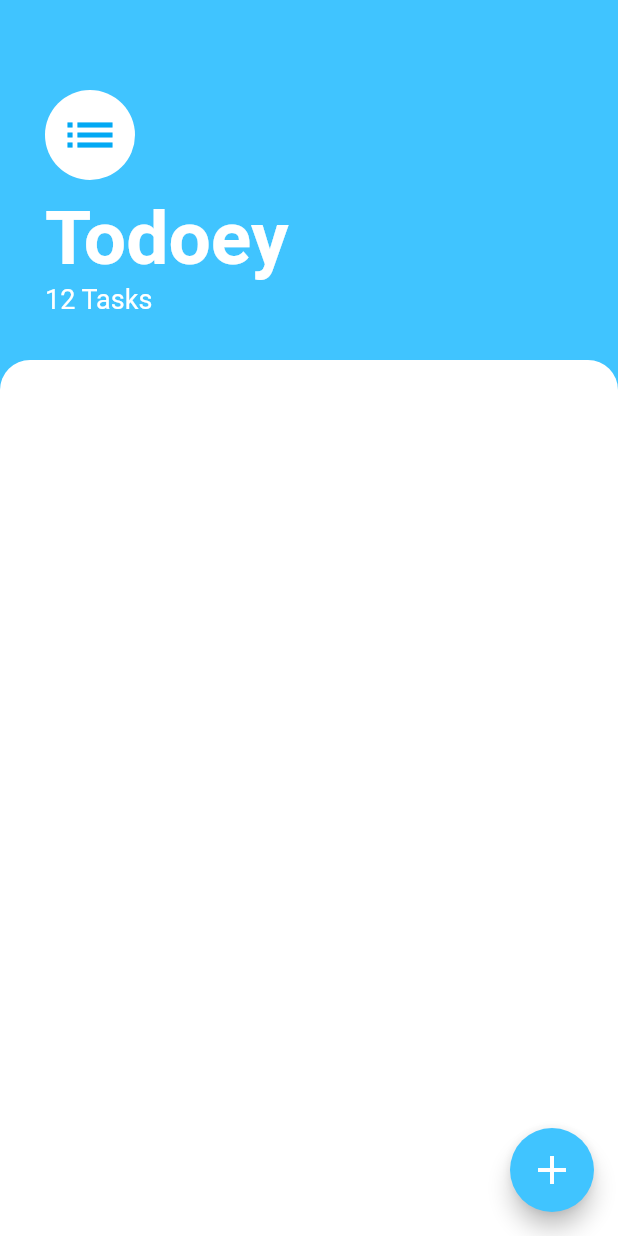
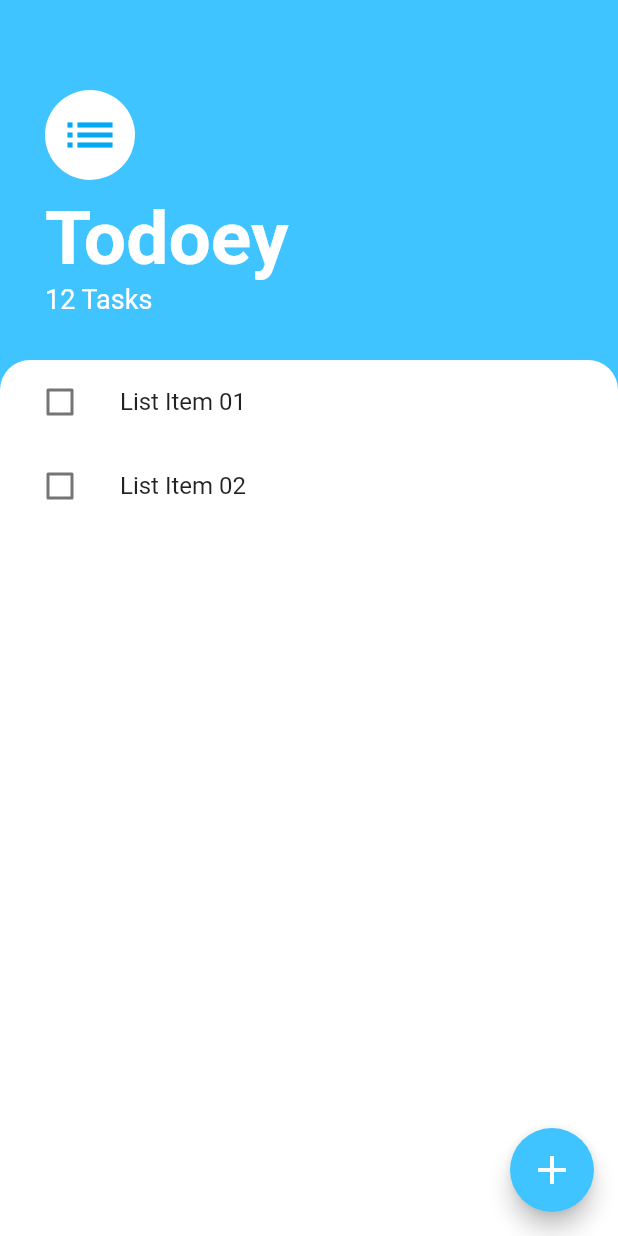
Before and after one commit to mustak/todoey_flutter, a Flutter app: the screen it shows after launch, on a phone screen of 412 x 824 dp. Run offline on Flutter 3.47's test engine with Material 2 defaults, Android fonts, the phone set to English and light mode, and no system bars.

Commit message:
[197] Display tasks using ListView

```diff
--- a/lib/screens/tasks_screen.dart
+++ b/lib/screens/tasks_screen.dart
@@ -1,5 +1,7 @@
 import 'package:flutter/cupertino.dart';
 import 'package:flutter/material.dart';
+
+import 'package:todoey_flutter/widgets/task_items.dart';
 
 class TasksScreen extends StatelessWidget {
   @override
@@ -62,6 +64,7 @@ class TasksScreen extends StatelessWidget {
                     topRight: Radius.circular(20)),
                 color: Colors.white,
               ),
+              child: TaskItems(),
             ),
           ),
         ],
--- /dev/null
+++ b/lib/widgets/task_item.dart
@@ -0,0 +1,19 @@
+import 'package:flutter/material.dart';
+
+class TaskItem extends StatelessWidget {
+  final String text;
+  final bool value;
+
+  const TaskItem({@required this.text, this.value});
+
+  @override
+  Widget build(BuildContext context) {
+    return ListTile(
+      title: Text(text),
+      leading: Checkbox(
+        value: value,
+        onChanged: (value) {},
+      ),
+    );
+  }
+}
--- /dev/null
+++ b/lib/widgets/task_items.dart
@@ -0,0 +1,17 @@
+import 'package:flutter/material.dart';
+
+import 'package:todoey_flutter/widgets/task_item.dart';
+
+class TaskItems extends StatelessWidget {
+  const TaskItems();
+
+  @override
+  Widget build(BuildContext context) {
+    return ListView(
+      children: [
+        TaskItem(text: 'List Item 01', value: false),
+        TaskItem(text: 'List Item 02', value: false),
+      ],
+    );
+  }
+}
```
